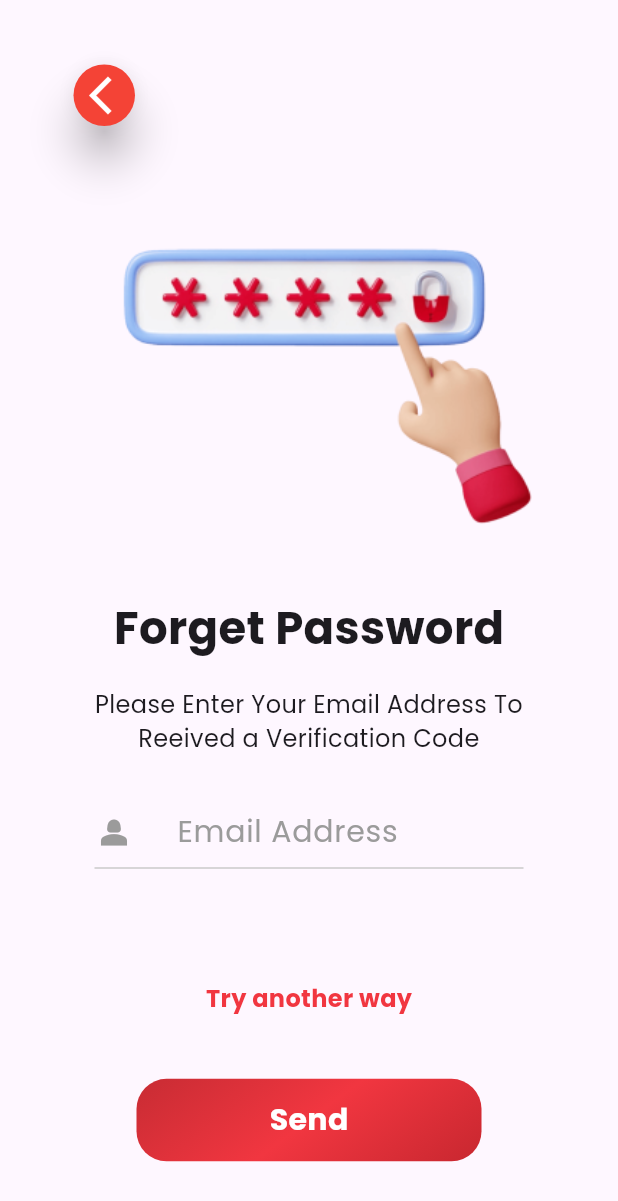
After one commit to saurabhkumar-sk/hiremi, a Flutter app: the screen it shows after launch, after a tap on "Forgot your password ?", on a phone screen of 412 x 824 dp. The commit adds this screen. Shown: the top 1201 px of the screen. Run offline on Flutter 3.47's test engine with Material 2 defaults, Android fonts, the phone set to English and light mode, and no system bars; our stand-ins replace curved_navigation_bar.

Commit message:
Forget Password Screen is completed

```diff
--- /dev/null
+++ b/lib/screens/forget_password_screen.dart
@@ -0,0 +1,140 @@
+import 'package:flutter/material.dart';
+import 'package:flutter_layout/utils/my_colors.dart';
+import 'package:flutter_layout/utils/my_images.dart';
+
+class ForgetPasswordScreen extends StatefulWidget {
+  const ForgetPasswordScreen({super.key});
+
+  @override
+  State<ForgetPasswordScreen> createState() => _ForgetPasswordScreenState();
+}
+
+class _ForgetPasswordScreenState extends State<ForgetPasswordScreen> {
+  @override
+  Widget build(BuildContext context) {
+    return Scaffold(
+      body: SingleChildScrollView(
+        child: Column(
+          children: [
+            Padding(
+              padding: const EdgeInsets.only(top: 39, left: 27, right: 300),
+              child: SizedBox(
+                height: 49,
+                width: 49,
+                child: GestureDetector(
+                  onTap: () {
+                    Navigator.pop(context);
+                  },
+                  child: Card(
+                    color: Colors.red,
+                    elevation: 12,
+                    shape: RoundedRectangleBorder(
+                      borderRadius: BorderRadius.circular(50),
+                    ),
+                    child: const Padding(
+                      padding: EdgeInsets.only(right: 5),
+                      child: Icon(
+                        Icons.arrow_back_ios_new,
+                        size: 30,
+                        color: Colors.white,
+                      ),
+                    ),
+                  ),
+                ),
+              ),
+            ),
+            Image.asset(MyImages.forgetPasswordImage),
+            const Text(
+              'Forget Password',
+              style: TextStyle(
+                fontWeight: FontWeight.w700,
+                fontSize: 30,
+              ),
+            ),
+            const SizedBox(height: 18),
+            ConstrainedBox(
+              constraints: BoxConstraints.tight(
+                const Size(337, 48),
+              ),
+              child: const Text(
+                textAlign: TextAlign.center,
+                'Please Enter Your Email Address To Reeived a Verification Code ',
+                style: TextStyle(
+                  fontWeight: FontWeight.w400,
+                  fontSize: 16,
+                ),
+              ),
+            ),
+            const SizedBox(height: 25),
+            Padding(
+              padding: const EdgeInsets.symmetric(horizontal: 63),
+              child: TextFormField(
+                keyboardType: TextInputType.emailAddress,
+                decoration: const InputDecoration(
+                  enabledBorder: UnderlineInputBorder(
+                    borderSide: BorderSide(
+                      color: MyColor.borderColor,
+                    ),
+                  ),
+                  focusedBorder: UnderlineInputBorder(
+                    borderSide: BorderSide(
+                      color: MyColor.borderColor,
+                    ),
+                  ),
+                  hintText: 'Email Address',
+                  hintStyle: TextStyle(
+                    color: MyColor.grey,
+                    fontSize: 20,
+                    fontWeight: FontWeight.w500,
+                  ),
+                  prefixIcon: Padding(
+                    padding: EdgeInsets.only(right: 25),
+                    child: Icon(
+                      Icons.person_2_sharp,
+                      size: 26,
+                      color: MyColor.grey,
+                    ),
+                  ),
+                ),
+              ),
+            ),
+            const SizedBox(height: 75),
+            const Text(
+              'Try another way',
+              style: TextStyle(
+                  fontWeight: FontWeight.w600,
+                  fontSize: 16,
+                  color: MyColor.pink),
+            ),
+            const SizedBox(height: 42),
+            Container(
+              height: 55.0,
+              width: 230,
+              decoration: BoxDecoration(
+                borderRadius: BorderRadius.circular(20),
+                gradient: const LinearGradient(
+                  transform: GradientRotation(180),
+                  colors: [
+                    Color(0xFFBD232B),
+                    Color(0xFFF13640),
+                    Color(0xFFBD2930),
+                  ],
+                ),
+              ),
+              child: const Center(
+                child: Text(
+                  "Send",
+                  style: TextStyle(
+                    color: Colors.white,
+                    fontWeight: FontWeight.w700,
+                    fontSize: 20,
+                  ),
+                ),
+              ),
+            ),
+          ],
+        ),
+      ),
+    );
+  }
+}
--- a/lib/screens/login_screen.dart
+++ b/lib/screens/login_screen.dart
@@ -1,4 +1,5 @@
 import 'package:flutter/material.dart';
+import 'package:flutter_layout/screens/forget_password_screen.dart';
 import 'package:flutter_layout/screens/register_screen.dart';
 import 'package:flutter_layout/utils/my_colors.dart';
 import 'package:flutter_layout/utils/my_images.dart';
@@ -29,7 +30,8 @@ class _LoginScreenState extends State<LoginScreen> {
                 const Padding(
                   padding: EdgeInsets.only(
                     left: 76, top: 270,
-                    //  right: 117
+                    //  right: 117          crossAxisAlignment: CrossAxisAlignment.center,
+
                   ),
                   child: Text(
                     'Let\'s gets started.',
@@ -117,12 +119,22 @@ class _LoginScreenState extends State<LoginScreen> {
               ),
             ),
             const SizedBox(height: 44),
-            const Text(
-              'Forgot your password ?',
-              style: TextStyle(
-                fontSize: 13,
-                fontWeight: FontWeight.w500,
-                color: MyColor.forgotcolor,
+            InkWell(
+              onTap: () {
+                Navigator.push(
+                  context,
+                  MaterialPageRoute(
+                    builder: (context) => const ForgetPasswordScreen(),
+                  ),
+                );
+              },
+              child: const Text(
+                'Forgot your password ?',
+                style: TextStyle(
+                  fontSize: 13,
+                  fontWeight: FontWeight.w500,
+                  color: MyColor.forgotcolor,
+                ),
               ),
             ),
             const SizedBox(height: 50),
--- a/lib/utils/my_colors.dart
+++ b/lib/utils/my_colors.dart
@@ -6,4 +6,5 @@ class MyColor {
   static const forgotcolor = Color(0xFF43485E);
   static const black = Color(0xFF000000);
   static const checkBoxColor = Color(0xFFD9D9D9);
+  static const pink = Color(0xFFF13640);
 }
--- a/lib/utils/my_images.dart
+++ b/lib/utils/my_images.dart
@@ -1,3 +1,5 @@
-class MyImages{
-  static const hirmilogo='assets/images/1641976853915-removebg-preview 1.png';
+class MyImages {
+  static const hirmilogo = 'assets/images/1641976853915-removebg-preview 1.png';
+  static const forgetPasswordImage =
+      'assets/images/wepik-export-202310211110200bE2 1.png';
 }
--- a/pubspec.yaml
+++ b/pubspec.yaml
@@ -64,7 +64,7 @@ flutter:
   # To add assets to your application, add an assets section, like this:
   assets:
     - assets/images/
-    #   - images/a_dot_ham.jpeg
+    - assets/
 
   # An image asset can refer to one or more resolution-specific "variants", see
   # https://flutter.dev/assets-and-images/#resolution-aware
```
Also changed, not shown: lib/screens/register_screen.dart (+45 -30 lines), assets/images/wepik-export-202310211110200bE2 1.png (added).
